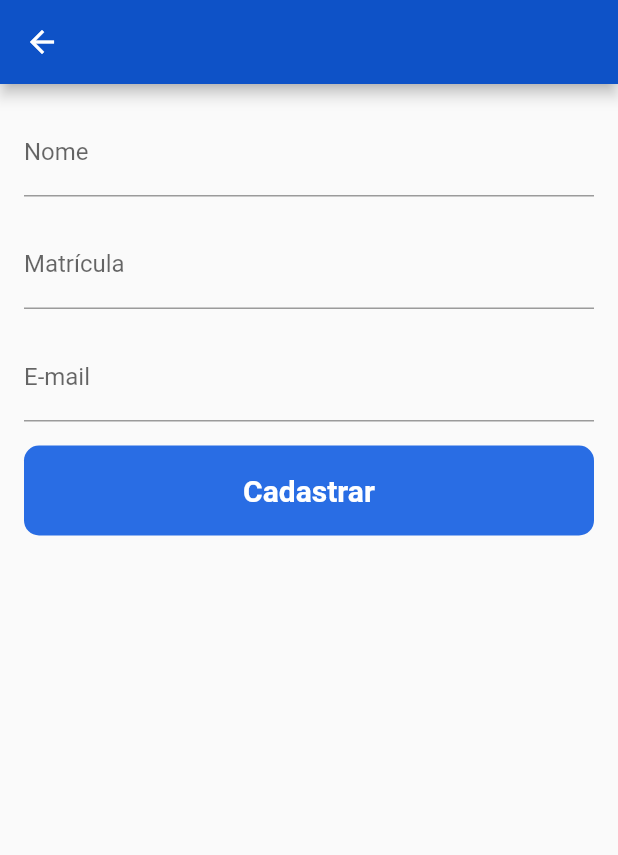
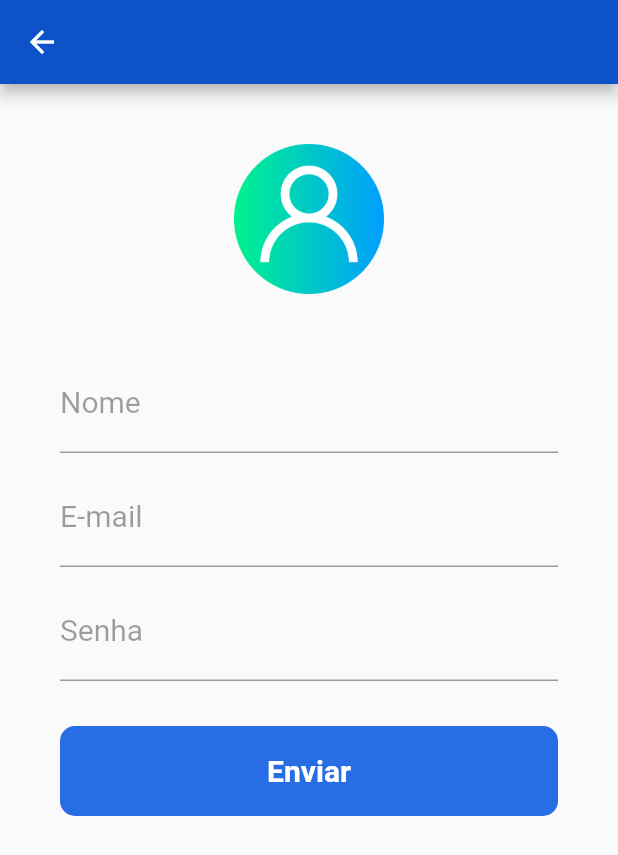
Before and after one commit to ydragonz/desafio-glossario-oclusao, a Flutter app: the CadastroView screen opened by its route, on a phone screen of 412 x 824 dp. Shown: the top 855 px of the screen. Run offline on Flutter 3.47's test engine with Material 2 defaults, Android fonts, the phone set to English and light mode, and no system bars.

Commit message:
Update cadastro and esqueceu senha views

```diff
--- a/lib/view/cadastro_view.dart
+++ b/lib/view/cadastro_view.dart
@@ -9,11 +9,11 @@ class CadastroView extends StatefulWidget {
 }
 
 class _CadastroViewState extends State<CadastroView> {
-  final _formKey = GlobalKey<FormState>();
+  /*final _formKey = GlobalKey<FormState>();
 
   String? _nome;
   String? _matricula;
-  String? _email;
+  String? _email;*/
 
   @override
   Widget build(BuildContext context) {
@@ -21,7 +21,128 @@ class _CadastroViewState extends State<CadastroView> {
       appBar: AppBar(
         backgroundColor: Color.fromARGB(255, 14, 82, 199),
       ),
-      body: Padding(
+
+      body: Container(
+        padding: const EdgeInsets.only(
+          top: 40,
+          left: 40,
+          right: 40,
+        ),
+
+        child: ListView(
+          children: <Widget>[
+            SizedBox(
+              width: 100,
+              height: 100,
+              child: Image.asset("assets/user_icon.png"),
+            ),
+
+            const SizedBox(
+              height: 40,
+            ),
+
+            TextFormField(
+              keyboardType: TextInputType.text,
+              decoration: const InputDecoration(
+                labelText: "Nome",
+                labelStyle: TextStyle(
+                  color: Colors.black38,
+                  fontWeight: FontWeight.w400,
+                  fontSize: 20,
+                ),
+              ),
+              style: const TextStyle(
+                fontSize: 20,
+              ),
+            ),
+
+            const SizedBox(
+              height: 10,
+            ),
+
+            TextFormField(
+              keyboardType: TextInputType.emailAddress,
+              decoration: const InputDecoration(
+                labelText: "E-mail",
+                labelStyle: TextStyle(
+                  color: Colors.black38,
+                  fontWeight: FontWeight.w400,
+                  fontSize: 20,
+                ),
+              ),
+              style: const TextStyle(
+                fontSize: 20,
+              ),
+            ),
+
+            const SizedBox(
+              height: 10,
+            ),
+
+            TextFormField(
+              keyboardType: TextInputType.text,
+              obscureText: true,
+              decoration: const InputDecoration(
+                labelText: "Senha",
+                labelStyle: TextStyle(
+                  color: Colors.black38,
+                  fontWeight: FontWeight.w400,
+                  fontSize: 20,
+                ),
+              ),
+              style: const TextStyle(
+                fontSize: 20,
+              ),
+            ),
+
+            const SizedBox(
+              height: 30,
+            ),
+
+            Container(
+              height: 60,
+              alignment: Alignment.centerLeft,
+              decoration: const BoxDecoration(
+                color: Color.fromARGB(255, 41, 109, 228),
+                borderRadius: BorderRadius.all(Radius.circular(10),),
+              ),
+              child: SizedBox.expand(
+                child: TextButton(
+                  onPressed: () {
+                    var snackBar = const SnackBar(content: Text('Usuário cadastrado!'));
+                    ScaffoldMessenger.of(context).showSnackBar(snackBar);
+                    Navigator.pop(context);
+                  },
+                  child: const Text(
+                    "Enviar",
+                    style: TextStyle(
+                      fontWeight: FontWeight.bold,
+                      color: Colors.white,
+                      fontSize: 20,
+                    ),
+                  )
+
+                ),
+              ),
+            ),
+
+
+          ],
+        )
+      )
+
+
+
+
+
+
+
+
+
+
+
+
+      /*body: Padding(
         padding: const EdgeInsets.all(16.0),
         child: Form(
           key: _formKey,
@@ -91,11 +212,11 @@ class _CadastroViewState extends State<CadastroView> {
             ],
           ),
         ),
-      ),
+      ),*/
     );
   }
 
-  void _submitForm() {
+  /*void _submitForm() {
     final form = _formKey.currentState;
     if (form != null && form.validate()) {
       form.save();
@@ -103,5 +224,5 @@ class _CadastroViewState extends State<CadastroView> {
       // Aqui você pode realizar a lógica de cadastro do usuário
       print('Nome: $_nome, Matrícula: $_matricula, E-mail: $_email');
     }
-  }
+  }*/
 }
--- a/lib/view/login_view.dart
+++ b/lib/view/login_view.dart
@@ -132,6 +132,7 @@ class _LoginViewState extends State<LoginView> {
                 ),
               ),
             ),
+
             Expanded(
               child: SizedBox(
                 height: 40,
--- a/pubspec.yaml
+++ b/pubspec.yaml
@@ -35,6 +35,7 @@ dependencies:
   # The following adds the Cupertino Icons font to your application.
   # Use with the CupertinoIcons class for iOS style icons.
   cupertino_icons: ^1.0.2
+  fluttertoast: ^8.2.1
 
 dev_dependencies:
   flutter_test:
@@ -65,6 +66,7 @@ flutter:
   assets:
     - assets/logo_unaerp_rounded.png
     - assets/password_reset_icon.png
+    - assets/user_icon.png
 
   # An image asset can refer to one or more resolution-specific "variants", see
   # https://flutter.dev/assets-and-images/#resolution-aware
```
Also changed, not shown: lib/view/esqueceu_senha_view.dart (+57 -2 lines), assets/password_reset_icon.png, assets/user_icon.png (added), pubspec.lock.
